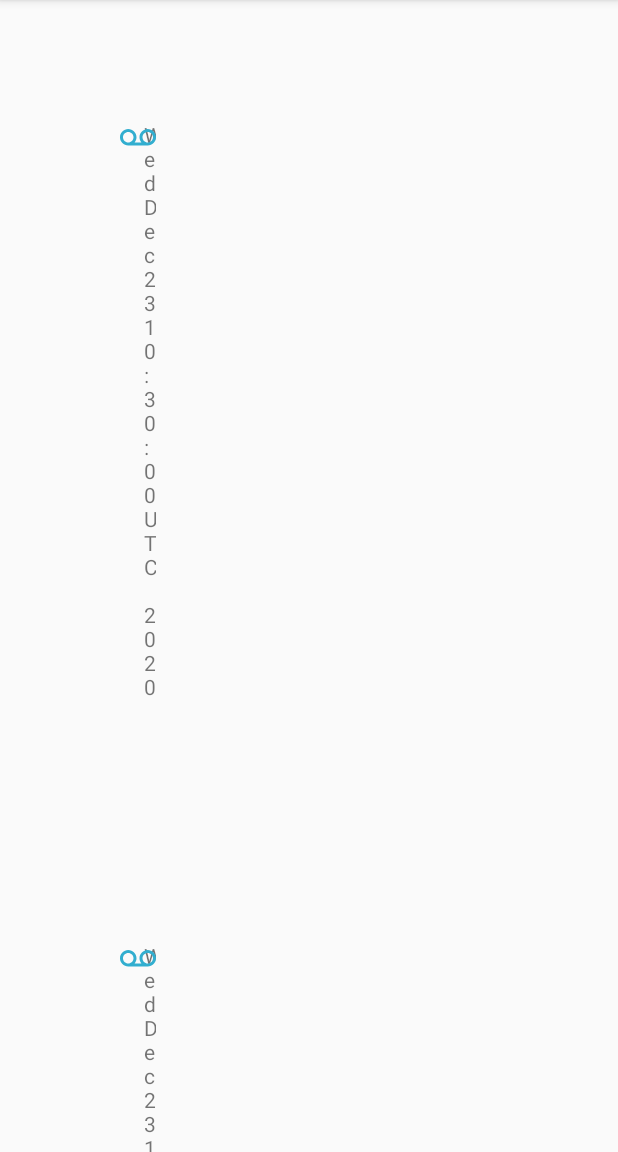
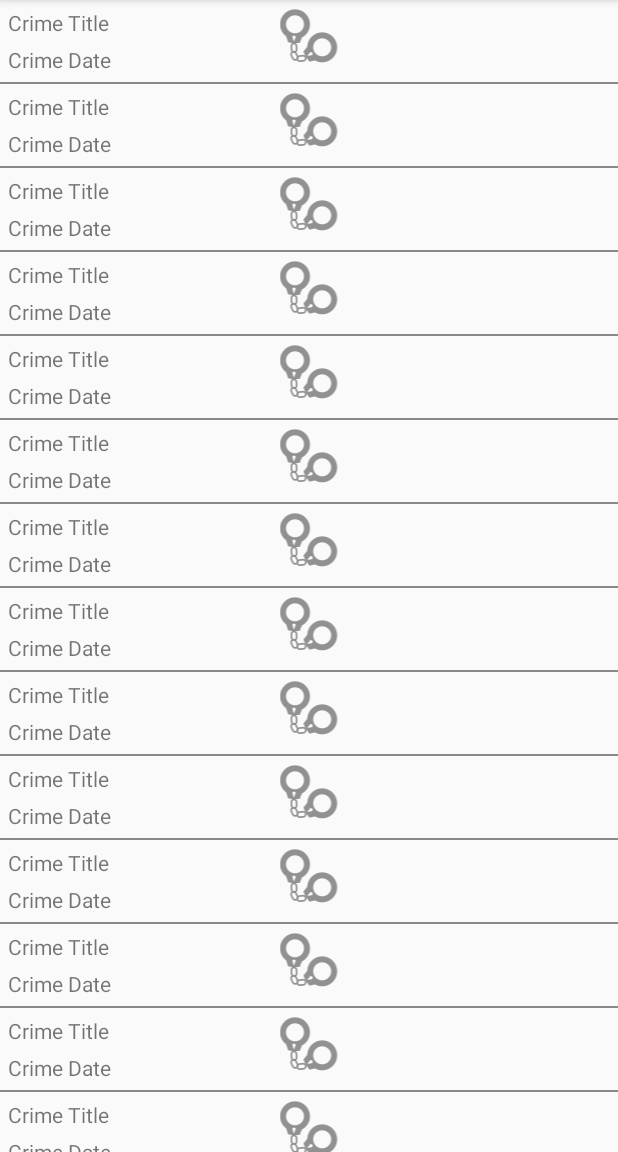
Before and after one commit to huangxinhere/Android-Studio-, an Android app: the screen it shows after launch (CrimeListActivity), on a phone screen of 412 x 824 dp, the part 84-1236 px from its top. Run offline under Robolectric (Android 15) with nearby library versions, the phone set to English and light mode, and no system bars.

Commit message:
the second project

```diff
--- a/CriminalIntent/app/src/main/java/com/example/criminallintent/CrimeListFragment.java
+++ b/CriminalIntent/app/src/main/java/com/example/criminallintent/CrimeListFragment.java
@@ -17,9 +17,6 @@ import java.util.List;
 public class CrimeListFragment extends Fragment {
     private RecyclerView mCrimeRecyclerView;
     private CrimeAdapter mAdapter;
-    private Crime mCrime;
-    private TextView mTitleTextView;
-    private TextView mDateTextView;
 
     @Override/*使用布局并找到布局中的RecyclerView视图*/
     public View onCreateView(LayoutInflater inflater, ViewGroup container,
@@ -47,15 +44,20 @@ public class CrimeListFragment extends Fragment {
     }
 
     /*定义ViewHolder内部类：实例化并使用list_item_crime布局*/
-    private class CrimeHolder extends RecyclerView.ViewHolder
-            implements View.OnClickListener {
+    private class CrimeHolder extends RecyclerView.ViewHolder implements View.OnClickListener {
+        private TextView mTitleTextView;
+        private TextView mDateTextView;
+
+        private Crime mCrime;
+
         public CrimeHolder(LayoutInflater inflater,ViewGroup parent){
             super(inflater.inflate(R.layout.list_item_crime,parent,false));
+            View itemView = inflater.inflate(R.layout.list_item_crime,parent,false);
             itemView.setOnClickListener(this);//itemView是什么？和之前的设置监听器有什么不同？
 
             /*实例化组件：在哪实例化？现在在内部类里；相关的布局中？/如何实例化？和平常的有何不同？*/
-            mTitleTextView = (TextView) itemView.findViewById(R.id.crime_title);
-            mDateTextView = (TextView) itemView.findViewById(R.id.crime_date);
+            mTitleTextView = itemView.findViewById(R.id.textView);
+            mDateTextView = itemView.findViewById(R.id.crime_date);
         }
 
         /*只要取到一个Crime，CrimeHolder就会刷新显示TextView标题视图和TextView日期视图;bind:捆绑，捆绑组件和数据*/
--- a/CriminalIntent/app/src/main/res/drawable-hdpi/ic_baseline_voicemail_24.xml
+++ /dev/null
@@ -1,5 +0,0 @@
-<vector android:height="24dp" android:tint="#32AECF"
-    android:viewportHeight="24" android:viewportWidth="24"
-    android:width="24dp" xmlns:android="http://schemas.android.com/apk/res/android">
-    <path android:fillColor="@android:color/white" android:pathData="M18.5,6C15.46,6 13,8.46 13,11.5c0,1.33 0.47,2.55 1.26,3.5L9.74,15c0.79,-0.95 1.26,-2.17 1.26,-3.5C11,8.46 8.54,6 5.5,6S0,8.46 0,11.5 2.46,17 5.5,17h13c3.04,0 5.5,-2.46 5.5,-5.5S21.54,6 18.5,6zM5.5,15C3.57,15 2,13.43 2,11.5S3.57,8 5.5,8 9,9.57 9,11.5 7.43,15 5.5,15zM18.5,15c-1.93,0 -3.5,-1.57 -3.5,-3.5S16.57,8 18.5,8 22,9.57 22,11.5 20.43,15 18.5,15z"/>
-</vector>
--- a/CriminalIntent/app/src/main/res/drawable-mdpi/ic_baseline_voicemail_24.xml
+++ /dev/null
@@ -1,5 +0,0 @@
-<vector android:height="24dp" android:tint="#32AECF"
-    android:viewportHeight="24" android:viewportWidth="24"
-    android:width="24dp" xmlns:android="http://schemas.android.com/apk/res/android">
-    <path android:fillColor="@android:color/white" android:pathData="M18.5,6C15.46,6 13,8.46 13,11.5c0,1.33 0.47,2.55 1.26,3.5L9.74,15c0.79,-0.95 1.26,-2.17 1.26,-3.5C11,8.46 8.54,6 5.5,6S0,8.46 0,11.5 2.46,17 5.5,17h13c3.04,0 5.5,-2.46 5.5,-5.5S21.54,6 18.5,6zM5.5,15C3.57,15 2,13.43 2,11.5S3.57,8 5.5,8 9,9.57 9,11.5 7.43,15 5.5,15zM18.5,15c-1.93,0 -3.5,-1.57 -3.5,-3.5S16.57,8 18.5,8 22,9.57 22,11.5 20.43,15 18.5,15z"/>
-</vector>
--- a/CriminalIntent/app/src/main/res/drawable-v24/ic_baseline_voicemail_24.xml
+++ /dev/null
@@ -1,5 +0,0 @@
-<vector android:height="24dp" android:tint="#32AECF"
-    android:viewportHeight="24" android:viewportWidth="24"
-    android:width="24dp" xmlns:android="http://schemas.android.com/apk/res/android">
-    <path android:fillColor="@android:color/white" android:pathData="M18.5,6C15.46,6 13,8.46 13,11.5c0,1.33 0.47,2.55 1.26,3.5L9.74,15c0.79,-0.95 1.26,-2.17 1.26,-3.5C11,8.46 8.54,6 5.5,6S0,8.46 0,11.5 2.46,17 5.5,17h13c3.04,0 5.5,-2.46 5.5,-5.5S21.54,6 18.5,6zM5.5,15C3.57,15 2,13.43 2,11.5S3.57,8 5.5,8 9,9.57 9,11.5 7.43,15 5.5,15zM18.5,15c-1.93,0 -3.5,-1.57 -3.5,-3.5S16.57,8 18.5,8 22,9.57 22,11.5 20.43,15 18.5,15z"/>
-</vector>
--- a/CriminalIntent/app/src/main/res/drawable-xhdpi/ic_baseline_voicemail_24.xml
+++ /dev/null
@@ -1,5 +0,0 @@
-<vector android:height="24dp" android:tint="#32AECF"
-    android:viewportHeight="24" android:viewportWidth="24"
-    android:width="24dp" xmlns:android="http://schemas.android.com/apk/res/android">
-    <path android:fillColor="@android:color/white" android:pathData="M18.5,6C15.46,6 13,8.46 13,11.5c0,1.33 0.47,2.55 1.26,3.5L9.74,15c0.79,-0.95 1.26,-2.17 1.26,-3.5C11,8.46 8.54,6 5.5,6S0,8.46 0,11.5 2.46,17 5.5,17h13c3.04,0 5.5,-2.46 5.5,-5.5S21.54,6 18.5,6zM5.5,15C3.57,15 2,13.43 2,11.5S3.57,8 5.5,8 9,9.57 9,11.5 7.43,15 5.5,15zM18.5,15c-1.93,0 -3.5,-1.57 -3.5,-3.5S16.57,8 18.5,8 22,9.57 22,11.5 20.43,15 18.5,15z"/>
-</vector>
--- a/CriminalIntent/app/src/main/res/drawable-xxhdpi/ic_baseline_voicemail_24.xml
+++ /dev/null
@@ -1,5 +0,0 @@
-<vector android:height="24dp" android:tint="#32AECF"
-    android:viewportHeight="24" android:viewportWidth="24"
-    android:width="24dp" xmlns:android="http://schemas.android.com/apk/res/android">
-    <path android:fillColor="@android:color/white" android:pathData="M18.5,6C15.46,6 13,8.46 13,11.5c0,1.33 0.47,2.55 1.26,3.5L9.74,15c0.79,-0.95 1.26,-2.17 1.26,-3.5C11,8.46 8.54,6 5.5,6S0,8.46 0,11.5 2.46,17 5.5,17h13c3.04,0 5.5,-2.46 5.5,-5.5S21.54,6 18.5,6zM5.5,15C3.57,15 2,13.43 2,11.5S3.57,8 5.5,8 9,9.57 9,11.5 7.43,15 5.5,15zM18.5,15c-1.93,0 -3.5,-1.57 -3.5,-3.5S16.57,8 18.5,8 22,9.57 22,11.5 20.43,15 18.5,15z"/>
-</vector>
--- a/CriminalIntent/app/src/main/res/drawable/ic_baseline_voicemail_24.xml
+++ /dev/null
@@ -1,5 +0,0 @@
-<vector android:height="24dp" android:tint="#32AECF"
-    android:viewportHeight="24" android:viewportWidth="24"
-    android:width="24dp" xmlns:android="http://schemas.android.com/apk/res/android">
-    <path android:fillColor="@android:color/white" android:pathData="M18.5,6C15.46,6 13,8.46 13,11.5c0,1.33 0.47,2.55 1.26,3.5L9.74,15c0.79,-0.95 1.26,-2.17 1.26,-3.5C11,8.46 8.54,6 5.5,6S0,8.46 0,11.5 2.46,17 5.5,17h13c3.04,0 5.5,-2.46 5.5,-5.5S21.54,6 18.5,6zM5.5,15C3.57,15 2,13.43 2,11.5S3.57,8 5.5,8 9,9.57 9,11.5 7.43,15 5.5,15zM18.5,15c-1.93,0 -3.5,-1.57 -3.5,-3.5S16.57,8 18.5,8 22,9.57 22,11.5 20.43,15 18.5,15z"/>
-</vector>
--- a/CriminalIntent/app/src/main/res/layout/list_item_crime.xml
+++ b/CriminalIntent/app/src/main/res/layout/list_item_crime.xml
@@ -5,34 +5,46 @@
     android:id="@+id/linearLayout"
     android:layout_width="wrap_content"
     android:layout_height="wrap_content"
-    android:orientation="vertical"
-    android:padding="80dp">
+    android:orientation="vertical">
 
     <TextView
         android:id="@+id/textView"
         android:layout_width="wrap_content"
         android:layout_height="wrap_content"
-        android:layout_marginStart="16dp"
-        app:layout_constraintBaseline_toBaselineOf="@+id/crime_date"
-        app:layout_constraintEnd_toStartOf="@+id/crime_date"
-        app:layout_constraintStart_toStartOf="parent" />
+        android:layout_marginStart="5dp"
+        android:layout_marginTop="5dp"
+        android:text="Crime Title"
+        app:layout_constraintStart_toStartOf="parent"
+        app:layout_constraintTop_toTopOf="parent" />
 
     <TextView
         android:id="@+id/crime_date"
-        android:layout_width="0dp"
+        android:layout_width="wrap_content"
         android:layout_height="wrap_content"
+        android:layout_marginStart="5dp"
+        android:layout_marginTop="5dp"
         android:text="Crime Date"
-        app:layout_constraintBottom_toBottomOf="parent"
-        app:layout_constraintEnd_toEndOf="parent"
-        app:layout_constraintStart_toEndOf="@+id/textView"
-        app:layout_constraintTop_toTopOf="parent" />
+        app:layout_constraintStart_toStartOf="parent"
+        app:layout_constraintTop_toBottomOf="@+id/textView" />
 
     <ImageView
         android:id="@+id/imageView"
-        android:layout_width="wrap_content"
+        android:layout_width="0dp"
         android:layout_height="wrap_content"
-        app:srcCompat="@drawable/ic_baseline_voicemail_24"
-        tools:ignore="VectorDrawableCompat" />
+        android:src="@drawable/ic_solved"
+        app:layout_constraintBottom_toBottomOf="parent"
+        app:layout_constraintEnd_toEndOf="parent"
+        app:layout_constraintHorizontal_bias="0.0"
+        app:layout_constraintStart_toStartOf="parent"
+        app:layout_constraintTop_toTopOf="parent"
+        app:layout_constraintVertical_bias="0.29"
+        tools:ignore="MissingConstraints,VectorDrawableCompat" />
 
+    <View
+        android:layout_width="match_parent"
+        android:layout_height="1dp"
+        android:layout_marginTop="5dp"
+        android:background="#888888"
+        app:layout_constraintTop_toBottomOf="@id/crime_date" />
 
 </androidx.constraintlayout.widget.ConstraintLayout>
```
Also changed, not shown: CriminalIntent/app/src/main/res/drawable-hdpi/ic_solved.png (added), CriminalIntent/app/src/main/res/drawable-mdpi/ic_solved.png (added), CriminalIntent/app/src/main/res/drawable-xhdpi/ic_solved.png (added), CriminalIntent/app/src/main/res/drawable-xxhdpi/drawable-xxxhdpi/ic_solved.png (added).
